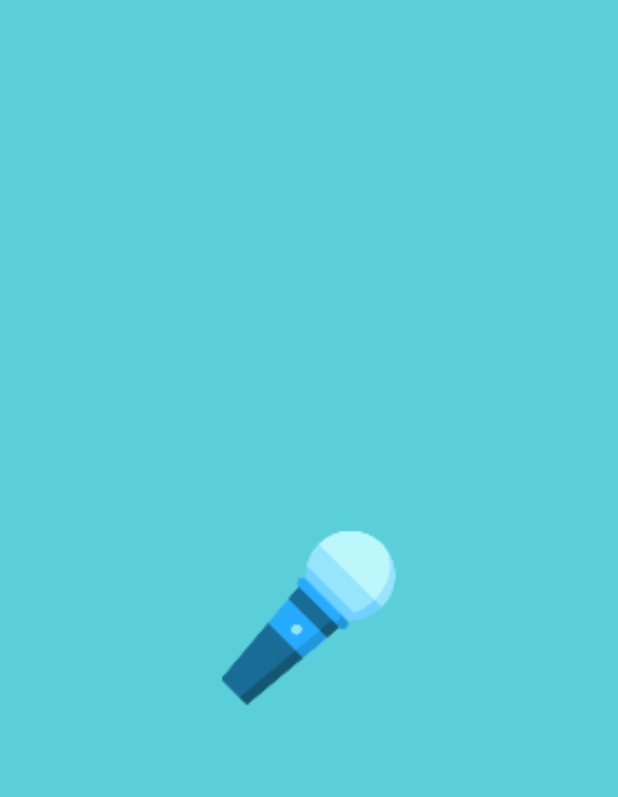
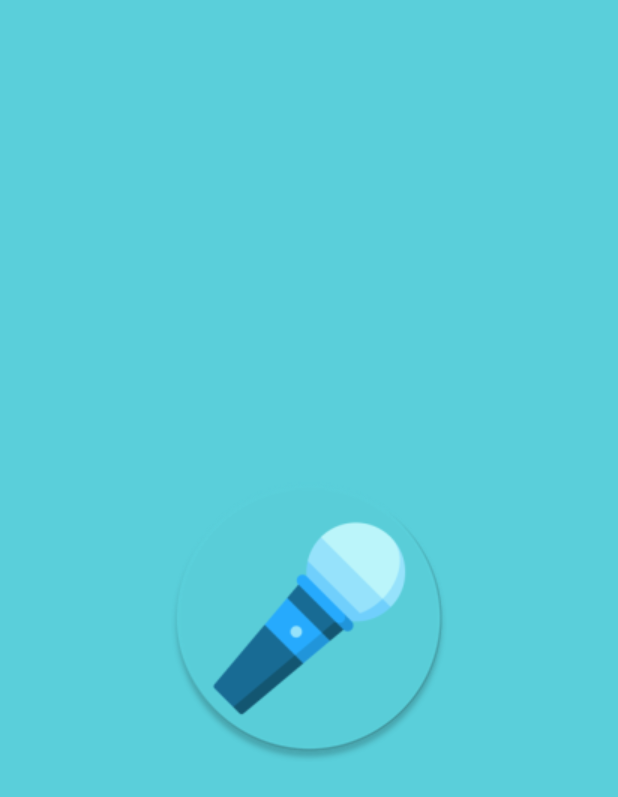
Before and after one commit to maratangsoft/MyKaraokeBook, an Android app: the SplashActivity screen opened directly, with no data from a screen before it, on a phone screen of 412 x 824 dp. Shown: the top 797 px of the screen. Run offline under Robolectric (Android 15) with nearby library versions, the phone set to English and light mode, and no system bars; 1 statement that could not run was skipped.

Commit message:
intro를 스플래시로 변경

```diff
--- a/app/src/main/AndroidManifest.xml
+++ b/app/src/main/AndroidManifest.xml
@@ -20,16 +20,11 @@
         <activity
             android:name=".SettingActivity"
             android:exported="false">
-            <meta-data
-                android:name="android.app.lib_name"
-                android:value="" />
         </activity>
         <activity
-            android:name=".IntroActivity"
-            android:exported="true">
-            <meta-data
-                android:name="android.app.lib_name"
-                android:value="" />
+            android:name=".SplashActivity"
+            android:exported="true"
+            android:theme="@style/Theme.SplashActivity">
             <intent-filter>
                 <action android:name="android.intent.action.MAIN" />
                 <category android:name="android.intent.category.LAUNCHER" />
--- a/app/src/main/java/com/maratangsoft/mykaraokebook/IntroActivity.kt
+++ b/app/src/main/java/com/maratangsoft/mykaraokebook/SplashActivity.kt
@@ -1,20 +1,14 @@
 package com.maratangsoft.mykaraokebook
 
-import android.Manifest
 import android.content.Intent
-import android.content.pm.PackageManager
 import androidx.appcompat.app.AppCompatActivity
 import android.os.Bundle
 import android.os.Handler
 import android.os.Looper
-import android.widget.Toast
-import androidx.activity.result.ActivityResultCallback
-import androidx.activity.result.contract.ActivityResultContracts
 
-class IntroActivity : AppCompatActivity() {
+class SplashActivity : AppCompatActivity() {
     override fun onCreate(savedInstanceState: Bundle?) {
         super.onCreate(savedInstanceState)
-        setContentView(R.layout.activity_intro)
 
         loadPref()
         goToMain()
--- /dev/null
+++ b/app/src/main/res/drawable/bg_splash.xml
@@ -0,0 +1,5 @@
+<?xml version="1.0" encoding="utf-8"?>
+<layer-list xmlns:android="http://schemas.android.com/apk/res/android">
+    <item android:drawable="@color/brand_color"/>
+    <item android:drawable="@drawable/app_icon_round" android:gravity="center"/>
+</layer-list>
--- a/app/src/main/res/layout/activity_intro.xml
+++ /dev/null
@@ -1,16 +0,0 @@
-<?xml version="1.0" encoding="utf-8"?>
-<RelativeLayout xmlns:android="http://schemas.android.com/apk/res/android"
-    xmlns:tools="http://schemas.android.com/tools"
-    android:layout_width="match_parent"
-    android:layout_height="match_parent"
-    tools:viewBindingIgnore="true"
-    android:background="?colorPrimaryVariant"
-    tools:context=".IntroActivity">
-
-    <androidx.appcompat.widget.AppCompatImageView
-        android:layout_width="160dp"
-        android:layout_height="160dp"
-        android:src="@mipmap/app_icon_round"
-        android:layout_centerInParent="true"/>
-
-</RelativeLayout>
--- a/app/src/main/res/values-night/themes.xml
+++ b/app/src/main/res/values-night/themes.xml
@@ -3,7 +3,7 @@
     <style name="Theme.MyKaraokeBook" parent="Theme.MaterialComponents.DayNight.NoActionBar">
         <!-- Primary brand color. -->
         <item name="colorPrimary">@color/white</item>
-        <item name="colorPrimaryVariant">#5ACFDA</item>
+        <item name="colorPrimaryVariant">@color/brand_color</item>
         <item name="colorOnPrimary">#FF121212</item>
         <!-- Secondary brand color. -->
         <item name="colorSecondary">@color/teal_200</item>
@@ -13,4 +13,9 @@
         <item name="android:statusBarColor" tools:targetApi="l">#FF121212</item>
         <!-- Customize your theme here. -->
     </style>
+
+    <style name="Theme.SplashActivity" parent="Theme.MaterialComponents.DayNight.NoActionBar">
+        <item name="android:statusBarColor" >@color/brand_color</item>
+        <item name="android:background">@drawable/bg_splash</item>
+    </style>
 </resources>
--- a/app/src/main/res/values/colors.xml
+++ b/app/src/main/res/values/colors.xml
@@ -10,4 +10,5 @@
     <color name="gray">#FF808080</color>
 
     <color name="ic_color">#FF000000</color>
+    <color name="brand_color">#FF5ACFDA</color>
 </resources>
--- a/app/src/main/res/values/themes.xml
+++ b/app/src/main/res/values/themes.xml
@@ -3,16 +3,21 @@
     <style name="Theme.MyKaraokeBook" parent="Theme.MaterialComponents.DayNight.NoActionBar">
         <!-- Primary brand color. -->
         <item name="colorPrimary">@color/white</item>
-        <item name="colorPrimaryVariant">#5ACFDA</item>
+        <item name="colorPrimaryVariant">@color/brand_color</item>
         <item name="colorOnPrimary">@color/black</item>
         <!-- Secondary brand color. -->
         <item name="colorSecondary">@color/teal_200</item>
         <item name="colorSecondaryVariant">@color/teal_700</item>
         <item name="colorOnSecondary">@color/black</item>
         <!-- Status bar color. -->
-        <item name="android:statusBarColor" tools:targetApi="l">@color/white</item>
+        <item name="android:statusBarColor" >@color/white</item>
         <!-- Customize your theme here. -->
         <item name="android:textColor">@color/black</item>
         <item name="android:windowLightStatusBar">true</item>
     </style>
+
+    <style name="Theme.SplashActivity" parent="Theme.MaterialComponents.DayNight.NoActionBar">
+        <item name="android:statusBarColor">@color/brand_color</item>
+        <item name="android:background">@drawable/bg_splash</item>
+    </style>
 </resources>
```
Also changed, not shown: app/src/main/res/drawable/app_icon_round.png (added).
